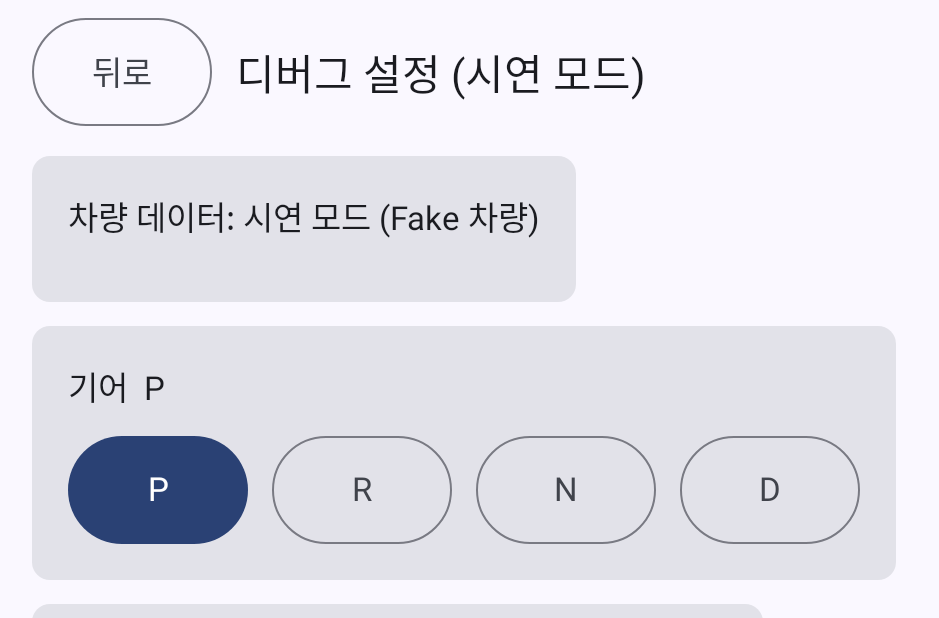
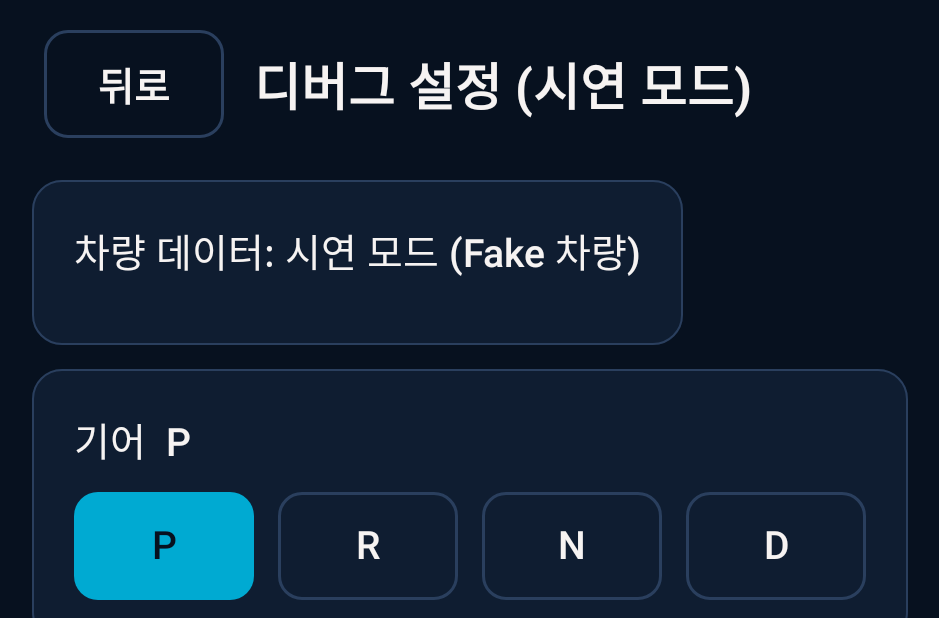
Before and after one commit to Endus-KR/Drivary-Android, an Android app built with Jetpack Compose: the screen it shows after launch (MainActivity), after a tap on "디버그 설정", on a phone screen of 824 x 412 dp (held sideways). Shown: the whole screen, without its empty margins (4-943 px from the left). Run offline under Robolectric (Android 15) with nearby library versions, the phone set to English and light mode, and no system bars; our stand-ins replace Dagger/Hilt's generated code, Timber; libraries missing offline, so code that uses them is left out: ai.pleos.playground, androidx.hilt.lifecycle.

Commit message:
feat: apply Hyundai CI dark theme and restyle shared components
Replaces the default purple palette with a fixed dark theme built from
Hyundai CI colors (Active Blue accent, Light Sand text, navy surfaces from
Hyundai Blue) and turns off dynamic color. Enlarges the type scale for the
car display, restyles button, card, top bar and empty state without changing
their APIs, and adds DrivaryTag for business, personal, unclassified and
red-day states with a design system preview.

Co-Authored-By: Claude Opus 5.5 <noreply@anthropic.com>

```diff
--- /dev/null
+++ b/app/src/main/java/com/endus/drivary/presentation/designsystem/component/DesignSystemPreview.kt
@@ -0,0 +1,54 @@
+package com.endus.drivary.presentation.designsystem.component
+
+import androidx.compose.foundation.background
+import androidx.compose.foundation.layout.Arrangement
+import androidx.compose.foundation.layout.Column
+import androidx.compose.foundation.layout.Row
+import androidx.compose.foundation.layout.fillMaxSize
+import androidx.compose.foundation.layout.padding
+import androidx.compose.material3.MaterialTheme
+import androidx.compose.material3.Text
+import androidx.compose.runtime.Composable
+import androidx.compose.ui.Modifier
+import androidx.compose.ui.tooling.preview.Preview
+import androidx.compose.ui.unit.dp
+import com.endus.drivary.presentation.designsystem.theme.DrivaryTheme
+
+/** 공통 컴포넌트를 한 화면에서 보는 미리보기 */
+@Preview(widthDp = 1280, heightDp = 720)
+@Composable
+private fun DesignSystemPreview() {
+    DrivaryTheme {
+        Column(
+            modifier = Modifier
+                .fillMaxSize()
+                .background(MaterialTheme.colorScheme.background),
+        ) {
+            DrivaryTopBar(
+                title = "디자인 시스템",
+                navigation = { DrivaryButton(text = "뒤로", onClick = {}, style = DrivaryButtonStyle.Secondary) },
+                actions = { DrivaryButton(text = "운행기록부", onClick = {}) },
+            )
+            Column(
+                modifier = Modifier.padding(32.dp),
+                verticalArrangement = Arrangement.spacedBy(24.dp),
+            ) {
+                Row(horizontalArrangement = Arrangement.spacedBy(16.dp)) {
+                    DrivaryButton(text = "업무", onClick = {})
+                    DrivaryButton(text = "개인", onClick = {}, style = DrivaryButtonStyle.Secondary)
+                    DrivaryButton(text = "내보내기", onClick = {}, enabled = false)
+                }
+                Row(horizontalArrangement = Arrangement.spacedBy(12.dp)) {
+                    DrivaryTag(text = "영업", style = DrivaryTagStyle.Business)
+                    DrivaryTag(text = "개인", style = DrivaryTagStyle.Personal)
+                    DrivaryTag(text = "미처리", style = DrivaryTagStyle.Unclassified)
+                    DrivaryTag(text = "토요일", style = DrivaryTagStyle.RedDay)
+                }
+                DrivaryCard {
+                    Text(text = "업무사용비율", style = MaterialTheme.typography.titleMedium, color = MaterialTheme.colorScheme.onSurfaceVariant)
+                    Text(text = "94.7%", style = MaterialTheme.typography.displayMedium, color = MaterialTheme.colorScheme.primary)
+                }
+            }
+        }
+    }
+}
--- a/app/src/main/java/com/endus/drivary/presentation/designsystem/component/DrivaryButton.kt
+++ b/app/src/main/java/com/endus/drivary/presentation/designsystem/component/DrivaryButton.kt
@@ -1,18 +1,24 @@
 package com.endus.drivary.presentation.designsystem.component
 
+import androidx.compose.foundation.BorderStroke
+import androidx.compose.foundation.layout.PaddingValues
 import androidx.compose.foundation.layout.defaultMinSize
-import androidx.compose.foundation.layout.PaddingValues
+import androidx.compose.foundation.shape.RoundedCornerShape
 import androidx.compose.material3.Button
+import androidx.compose.material3.ButtonDefaults
 import androidx.compose.material3.MaterialTheme
 import androidx.compose.material3.OutlinedButton
 import androidx.compose.material3.Text
 import androidx.compose.runtime.Composable
 import androidx.compose.ui.Modifier
+import androidx.compose.ui.text.font.FontWeight
 import androidx.compose.ui.unit.dp
 
 enum class DrivaryButtonStyle { Primary, Secondary }
 
-/** 차량 화면용 큰 버튼. 터치 영역을 넉넉하게 잡는다 */
+private val ButtonShape = RoundedCornerShape(16.dp)
+
+/** 차량 화면용 큰 버튼. 터치 영역은 최소 120×72dp */
 @Composable
 fun DrivaryButton(
     text: String,
@@ -21,16 +27,24 @@ fun DrivaryButton(
     style: DrivaryButtonStyle = DrivaryButtonStyle.Primary,
     enabled: Boolean = true,
 ) {
+    val colors = MaterialTheme.colorScheme
     val sizeModifier = modifier.defaultMinSize(minWidth = 120.dp, minHeight = 72.dp)
     val contentPadding = PaddingValues(horizontal = 32.dp, vertical = 16.dp)
     val label: @Composable () -> Unit = {
-        Text(text = text, style = MaterialTheme.typography.titleLarge)
+        Text(text = text, style = MaterialTheme.typography.titleLarge.copy(fontWeight = FontWeight.SemiBold))
     }
     when (style) {
         DrivaryButtonStyle.Primary -> Button(
             onClick = onClick,
             modifier = sizeModifier,
             enabled = enabled,
+            shape = ButtonShape,
+            colors = ButtonDefaults.buttonColors(
+                containerColor = colors.primary,
+                contentColor = colors.onPrimary,
+                disabledContainerColor = colors.surfaceVariant,
+                disabledContentColor = colors.onSurfaceVariant,
+            ),
             contentPadding = contentPadding,
         ) { label() }
 
@@ -38,6 +52,12 @@ fun DrivaryButton(
             onClick = onClick,
             modifier = sizeModifier,
             enabled = enabled,
+            shape = ButtonShape,
+            border = BorderStroke(2.dp, colors.outline),
+            colors = ButtonDefaults.outlinedButtonColors(
+                contentColor = colors.onSurface,
+                disabledContentColor = colors.onSurfaceVariant,
+            ),
             contentPadding = contentPadding,
         ) { label() }
     }
--- a/app/src/main/java/com/endus/drivary/presentation/designsystem/component/DrivaryCard.kt
+++ b/app/src/main/java/com/endus/drivary/presentation/designsystem/component/DrivaryCard.kt
@@ -1,19 +1,29 @@
 package com.endus.drivary.presentation.designsystem.component
 
+import androidx.compose.foundation.BorderStroke
 import androidx.compose.foundation.layout.Column
 import androidx.compose.foundation.layout.ColumnScope
 import androidx.compose.foundation.layout.padding
+import androidx.compose.foundation.shape.RoundedCornerShape
 import androidx.compose.material3.Card
+import androidx.compose.material3.CardDefaults
+import androidx.compose.material3.MaterialTheme
 import androidx.compose.runtime.Composable
 import androidx.compose.ui.Modifier
 import androidx.compose.ui.unit.dp
 
+/** 바탕보다 한 단계 밝은 남색 판. 그림자 없이 얇은 테두리로 구분한다 */
 @Composable
 fun DrivaryCard(
     modifier: Modifier = Modifier,
     content: @Composable ColumnScope.() -> Unit,
 ) {
-    Card(modifier = modifier) {
-        Column(modifier = Modifier.padding(24.dp), content = content)
+    Card(
+        modifier = modifier,
+        shape = RoundedCornerShape(20.dp),
+        colors = CardDefaults.cardColors(containerColor = MaterialTheme.colorScheme.surfaceContainer),
+        border = BorderStroke(1.dp, MaterialTheme.colorScheme.outline),
+    ) {
+        Column(modifier = Modifier.padding(28.dp), content = content)
     }
 }
--- a/app/src/main/java/com/endus/drivary/presentation/designsystem/component/DrivaryEmptyState.kt
+++ b/app/src/main/java/com/endus/drivary/presentation/designsystem/component/DrivaryEmptyState.kt
@@ -7,6 +7,7 @@ import androidx.compose.material3.Text
 import androidx.compose.runtime.Composable
 import androidx.compose.ui.Alignment
 import androidx.compose.ui.Modifier
+import androidx.compose.ui.text.style.TextAlign
 
 @Composable
 fun DrivaryEmptyState(
@@ -16,8 +17,9 @@ fun DrivaryEmptyState(
     Box(modifier = modifier.fillMaxSize(), contentAlignment = Alignment.Center) {
         Text(
             text = message,
-            style = MaterialTheme.typography.titleLarge,
+            style = MaterialTheme.typography.headlineSmall,
             color = MaterialTheme.colorScheme.onSurfaceVariant,
+            textAlign = TextAlign.Center,
         )
     }
 }
--- /dev/null
+++ b/app/src/main/java/com/endus/drivary/presentation/designsystem/component/DrivaryTag.kt
@@ -0,0 +1,38 @@
+package com.endus.drivary.presentation.designsystem.component
+
+import androidx.compose.foundation.background
+import androidx.compose.foundation.layout.padding
+import androidx.compose.foundation.shape.RoundedCornerShape
+import androidx.compose.material3.MaterialTheme
+import androidx.compose.material3.Text
+import androidx.compose.runtime.Composable
+import androidx.compose.ui.Modifier
+import androidx.compose.ui.unit.dp
+import com.endus.drivary.presentation.designsystem.theme.DrivaryStatusColors
+
+/** 운행 상태. 색만 봐도 구분되게 한다 */
+enum class DrivaryTagStyle { Business, Personal, Unclassified, RedDay }
+
+/** 업무·개인·미처리·빨간날 표시용 작은 꼬리표 */
+@Composable
+fun DrivaryTag(
+    text: String,
+    style: DrivaryTagStyle,
+    modifier: Modifier = Modifier,
+) {
+    val color = when (style) {
+        DrivaryTagStyle.Business -> DrivaryStatusColors.Business
+        DrivaryTagStyle.Personal -> DrivaryStatusColors.Personal
+        DrivaryTagStyle.Unclassified -> DrivaryStatusColors.Unclassified
+        DrivaryTagStyle.RedDay -> DrivaryStatusColors.RedDay
+    }
+    Text(
+        text = text,
+        style = MaterialTheme.typography.labelLarge,
+        color = color,
+        maxLines = 1,
+        modifier = modifier
+            .background(color.copy(alpha = 0.16f), RoundedCornerShape(10.dp))
+            .padding(horizontal = 14.dp, vertical = 6.dp),
+    )
+}
--- a/app/src/main/java/com/endus/drivary/presentation/designsystem/component/DrivaryTopBar.kt
+++ b/app/src/main/java/com/endus/drivary/presentation/designsystem/component/DrivaryTopBar.kt
@@ -23,15 +23,16 @@ fun DrivaryTopBar(
     Row(
         modifier = modifier
             .fillMaxWidth()
-            .height(96.dp)
-            .padding(horizontal = 24.dp),
+            .height(112.dp)
+            .padding(horizontal = 32.dp),
         verticalAlignment = Alignment.CenterVertically,
-        horizontalArrangement = Arrangement.spacedBy(16.dp),
+        horizontalArrangement = Arrangement.spacedBy(20.dp),
     ) {
         navigation?.invoke()
         Text(
             text = title,
             style = MaterialTheme.typography.headlineMedium,
+            color = MaterialTheme.colorScheme.onSurface,
             modifier = Modifier.weight(1f),
         )
         actions()
--- a/app/src/main/java/com/endus/drivary/presentation/designsystem/theme/Color.kt
+++ b/app/src/main/java/com/endus/drivary/presentation/designsystem/theme/Color.kt
@@ -2,10 +2,31 @@ package com.endus.drivary.presentation.designsystem.theme
 
 import androidx.compose.ui.graphics.Color
 
-val Purple80 = Color(0xFFD0BCFF)
-val PurpleGrey80 = Color(0xFFCCC2DC)
-val Pink80 = Color(0xFFEFB8C8)
+// 현대자동차 CI 색 (hyundai.com CI 안내 기준)
+val HyundaiBlue = Color(0xFF002C5F)
+val ActiveBlue = Color(0xFF00AAD2)
+val HyundaiSand = Color(0xFFE4DCD3)
+val LightSand = Color(0xFFF6F3F2)
+val ActiveRed = Color(0xFFE63312)
 
-val Purple40 = Color(0xFF6650a4)
-val PurpleGrey40 = Color(0xFF625b71)
-val Pink40 = Color(0xFF7D5260)
+// 차량 화면용 다크 배경: 현대 블루를 어둡게 내린 남색 계열
+val Night = Color(0xFF07111F)
+val NightSurface = Color(0xFF0F1D31)
+val NightSurfaceHigh = Color(0xFF172A45)
+val NightOutline = Color(0xFF2A3F5E)
+val TextSecondary = Color(0xFFA9B6C8)
+
+/** 운행 상태 색. 글자만 보지 않아도 구분되게 한다 */
+object DrivaryStatusColors {
+    /** 업무 */
+    val Business = ActiveBlue
+
+    /** 개인(비업무) */
+    val Personal = Color(0xFF8E9BB0)
+
+    /** 미처리. 가장 눈에 띄게 */
+    val Unclassified = Color(0xFFFFB020)
+
+    /** 빨간날(주말·공휴일) 운행 */
+    val RedDay = Color(0xFFFF5A3C)
+}
--- a/app/src/main/java/com/endus/drivary/presentation/designsystem/theme/Theme.kt
+++ b/app/src/main/java/com/endus/drivary/presentation/designsystem/theme/Theme.kt
@@ -1,58 +1,47 @@
 package com.endus.drivary.presentation.designsystem.theme
 
-import android.app.Activity
-import android.os.Build
-import androidx.compose.foundation.isSystemInDarkTheme
 import androidx.compose.material3.MaterialTheme
 import androidx.compose.material3.darkColorScheme
-import androidx.compose.material3.dynamicDarkColorScheme
-import androidx.compose.material3.dynamicLightColorScheme
-import androidx.compose.material3.lightColorScheme
 import androidx.compose.runtime.Composable
-import androidx.compose.ui.platform.LocalContext
 
-private val DarkColorScheme = darkColorScheme(
-    primary = Purple80,
-    secondary = PurpleGrey80,
-    tertiary = Pink80
-)
-
-private val LightColorScheme = lightColorScheme(
-    primary = Purple40,
-    secondary = PurpleGrey40,
-    tertiary = Pink40
-
-    /* Other default colors to override
-    background = Color(0xFFFFFBFE),
-    surface = Color(0xFFFFFBFE),
-    onPrimary = Color.White,
-    onSecondary = Color.White,
-    onTertiary = Color.White,
-    onBackground = Color(0xFF1C1B1F),
-    onSurface = Color(0xFF1C1B1F),
-    */
+/**
+ * 차량 화면용 다크 테마. 현대자동차 CI 색(액티브 블루 강조, 라이트 샌드 글자)을 쓴다.
+ * 시연 영상이 기기마다 달라지지 않도록 동적 색상(Material You)과 라이트 테마는 쓰지 않는다.
+ */
+private val DrivaryColorScheme = darkColorScheme(
+    primary = ActiveBlue,
+    onPrimary = Night,
+    primaryContainer = HyundaiBlue,
+    onPrimaryContainer = LightSand,
+    secondary = HyundaiSand,
+    onSecondary = Night,
+    tertiary = DrivaryStatusColors.Unclassified,
+    onTertiary = Night,
+    background = Night,
+    onBackground = LightSand,
+    // 화면 바탕(MainActivity의 Surface)은 가장 어두운 남색, 카드는 한 단계 밝게
+    surface = Night,
+    onSurface = LightSand,
+    surfaceVariant = NightSurfaceHigh,
+    onSurfaceVariant = TextSecondary,
+    surfaceContainerLowest = Night,
+    surfaceContainerLow = NightSurface,
+    surfaceContainer = NightSurface,
+    surfaceContainerHigh = NightSurfaceHigh,
+    surfaceContainerHighest = NightSurfaceHigh,
+    outline = NightOutline,
+    outlineVariant = NightOutline,
+    error = DrivaryStatusColors.RedDay,
+    onError = Night,
 )
 
 @Composable
 fun DrivaryTheme(
-    darkTheme: Boolean = isSystemInDarkTheme(),
-    // Dynamic color is available on Android 12+
-    dynamicColor: Boolean = true,
-    content: @Composable () -> Unit
+    content: @Composable () -> Unit,
 ) {
-    val colorScheme = when {
-        dynamicColor && Build.VERSION.SDK_INT >= Build.VERSION_CODES.S -> {
-            val context = LocalContext.current
-            if (darkTheme) dynamicDarkColorScheme(context) else dynamicLightColorScheme(context)
-        }
-
-        darkTheme -> DarkColorScheme
-        else -> LightColorScheme
-    }
-
     MaterialTheme(
-        colorScheme = colorScheme,
+        colorScheme = DrivaryColorScheme,
         typography = Typography,
-        content = content
+        content = content,
     )
 }
--- a/app/src/main/java/com/endus/drivary/presentation/designsystem/theme/Type.kt
+++ b/app/src/main/java/com/endus/drivary/presentation/designsystem/theme/Type.kt
@@ -2,33 +2,30 @@ package com.endus.drivary.presentation.designsystem.theme
 
 import androidx.compose.material3.Typography
 import androidx.compose.ui.text.TextStyle
-import androidx.compose.ui.text.font.FontFamily
 import androidx.compose.ui.text.font.FontWeight
 import androidx.compose.ui.unit.sp
 
-// Set of Material typography styles to start with
+/**
+ * 차량 가로 대화면 기준 글자 크기. 운전 중에 힐끗 봐도 읽히도록 기본값보다 한두 단계 크다.
+ * 핵심 숫자(주행거리, 합계, 비율)는 display, 제목은 headline, 표·버튼은 title을 쓴다.
+ */
+private fun style(size: Int, line: Int, weight: FontWeight = FontWeight.Normal) =
+    TextStyle(fontSize = size.sp, lineHeight = line.sp, fontWeight = weight)
+
 val Typography = Typography(
-    bodyLarge = TextStyle(
-        fontFamily = FontFamily.Default,
-        fontWeight = FontWeight.Normal,
-        fontSize = 16.sp,
-        lineHeight = 24.sp,
-        letterSpacing = 0.5.sp
-    )
-    /* Other default text styles to override
-    titleLarge = TextStyle(
-        fontFamily = FontFamily.Default,
-        fontWeight = FontWeight.Normal,
-        fontSize = 22.sp,
-        lineHeight = 28.sp,
-        letterSpacing = 0.sp
-    ),
-    labelSmall = TextStyle(
-        fontFamily = FontFamily.Default,
-        fontWeight = FontWeight.Medium,
-        fontSize = 11.sp,
-        lineHeight = 16.sp,
-        letterSpacing = 0.5.sp
-    )
-    */
+    displayLarge = style(72, 80, FontWeight.Bold),
+    displayMedium = style(60, 68, FontWeight.Bold),
+    displaySmall = style(48, 56, FontWeight.Bold),
+    headlineLarge = style(40, 48, FontWeight.Bold),
+    headlineMedium = style(34, 42, FontWeight.Bold),
+    headlineSmall = style(30, 38, FontWeight.SemiBold),
+    titleLarge = style(26, 34, FontWeight.Medium),
+    titleMedium = style(22, 30, FontWeight.Medium),
+    titleSmall = style(20, 28, FontWeight.Medium),
+    bodyLarge = style(22, 30),
+    bodyMedium = style(20, 28),
+    bodySmall = style(18, 24),
+    labelLarge = style(22, 28, FontWeight.SemiBold),
+    labelMedium = style(18, 24, FontWeight.SemiBold),
+    labelSmall = style(16, 20, FontWeight.SemiBold),
 )
```
